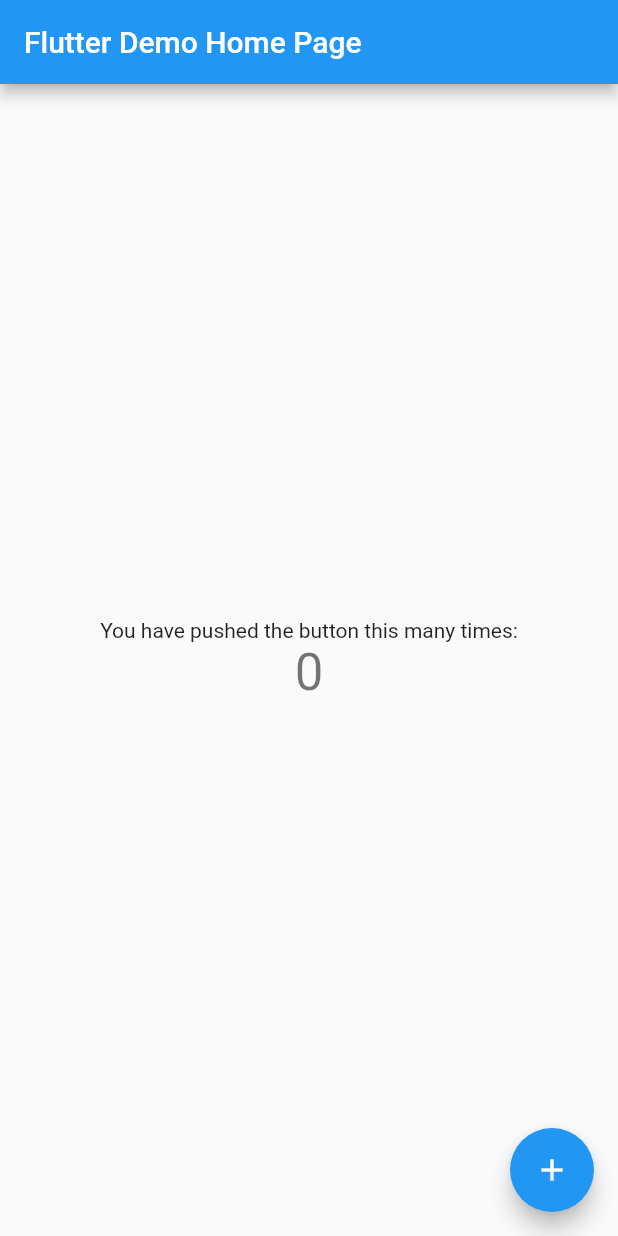
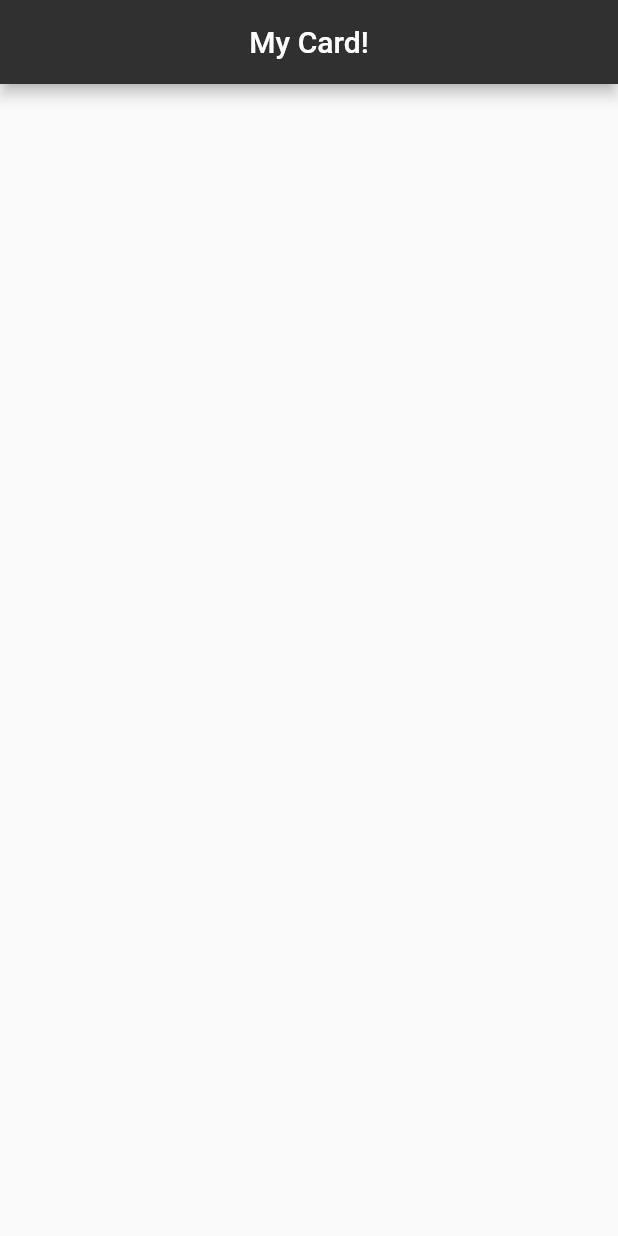
Before and after one commit to Belaid-RWW/idCardApp, a Flutter app: the screen it shows after launch, on a phone screen of 412 x 824 dp. Run offline on Flutter 3.47's test engine with Material 2 defaults, Android fonts, the phone set to English and light mode, and no system bars.

Commit message:
AppBar design

```diff
--- a/lib/main.dart
+++ b/lib/main.dart
@@ -1,115 +1,21 @@
 import 'package:flutter/material.dart';
 
-void main() {
-  runApp(const MyApp());
-}
+void main() => runApp(MaterialApp(
+  home: MyCard(),
+));
 
-class MyApp extends StatelessWidget {
-  const MyApp({Key? key}) : super(key: key);
 
-  // This widget is the root of your application.
+class MyCard extends StatelessWidget {
+  const MyCard({Key? key}) : super(key: key);
+
   @override
   Widget build(BuildContext context) {
-    return MaterialApp(
-      title: 'Flutter Demo',
-      theme: ThemeData(
-        // This is the theme of your application.
-        //
-        // Try running your application with "flutter run". You'll see the
-        // application has a blue toolbar. Then, without quitting the app, try
-        // changing the primarySwatch below to Colors.green and then invoke
-        // "hot reload" (press "r" in the console where you ran "flutter run",
-        // or simply save your changes to "hot reload" in a Flutter IDE).
-        // Notice that the counter didn't reset back to zero; the application
-        // is not restarted.
-        primarySwatch: Colors.blue,
+    return Scaffold(
+      appBar: AppBar(
+        title: Text('My Card!'),
+        centerTitle: true,
+        backgroundColor: Colors.grey[850],
       ),
-      home: const MyHomePage(title: 'Flutter Demo Home Page'),
     );
   }
 }
-
-class MyHomePage extends StatefulWidget {
-  const MyHomePage({Key? key, required this.title}) : super(key: key);
-
-  // This widget is the home page of your application. It is stateful, meaning
-  // that it has a State object (defined below) that contains fields that affect
-  // how it looks.
-
-  // This class is the configuration for the state. It holds the values (in this
-  // case the title) provided by the parent (in this case the App widget) and
-  // used by the build method of the State. Fields in a Widget subclass are
-  // always marked "final".
-
-  final String title;
-
-  @override
-  State<MyHomePage> createState() => _MyHomePageState();
-}
-
-class _MyHomePageState extends State<MyHomePage> {
-  int _counter = 0;
-
-  void _incrementCounter() {
-    setState(() {
-      // This call to setState tells the Flutter framework that something has
-      // changed in this State, which causes it to rerun the build method below
-      // so that the display can reflect the updated values. If we changed
-      // _counter without calling setState(), then the build method would not be
-      // called again, and so nothing would appear to happen.
-      _counter++;
-    });
-  }
-
-  @override
-  Widget build(BuildContext context) {
-    // This method is rerun every time setState is called, for instance as done
-    // by the _incrementCounter method above.
-    //
-    // The Flutter framework has been optimized to make rerunning build methods
-    // fast, so that you can just rebuild anything that needs updating rather
-    // than having to individually change instances of widgets.
-    return Scaffold(
-      appBar: AppBar(
-        // Here we take the value from the MyHomePage object that was created by
-        // the App.build method, and use it to set our appbar title.
-        title: Text(widget.title),
-      ),
-      body: Center(
-        // Center is a layout widget. It takes a single child and positions it
-        // in the middle of the parent.
-        child: Column(
-          // Column is also a layout widget. It takes a list of children and
-          // arranges them vertically. By default, it sizes itself to fit its
-          // children horizontally, and tries to be as tall as its parent.
-          //
-          // Invoke "debug painting" (press "p" in the console, choose the
-          // "Toggle Debug Paint" action from the Flutter Inspector in Android
-          // Studio, or the "Toggle Debug Paint" command in Visual Studio Code)
-          // to see the wireframe for each widget.
-          //
-          // Column has various properties to control how it sizes itself and
-          // how it positions its children. Here we use mainAxisAlignment to
-          // center the children vertically; the main axis here is the vertical
-          // axis because Columns are vertical (the cross axis would be
-          // horizontal).
-          mainAxisAlignment: MainAxisAlignment.center,
-          children: <Widget>[
-            const Text(
-              'You have pushed the button this many times:',
-            ),
-            Text(
-              '$_counter',
-              style: Theme.of(context).textTheme.headline4,
-            ),
-          ],
-        ),
-      ),
-      floatingActionButton: FloatingActionButton(
-        onPressed: _incrementCounter,
-        tooltip: 'Increment',
-        child: const Icon(Icons.add),
-      ), // This trailing comma makes auto-formatting nicer for build methods.
-    );
-  }
-}
```
